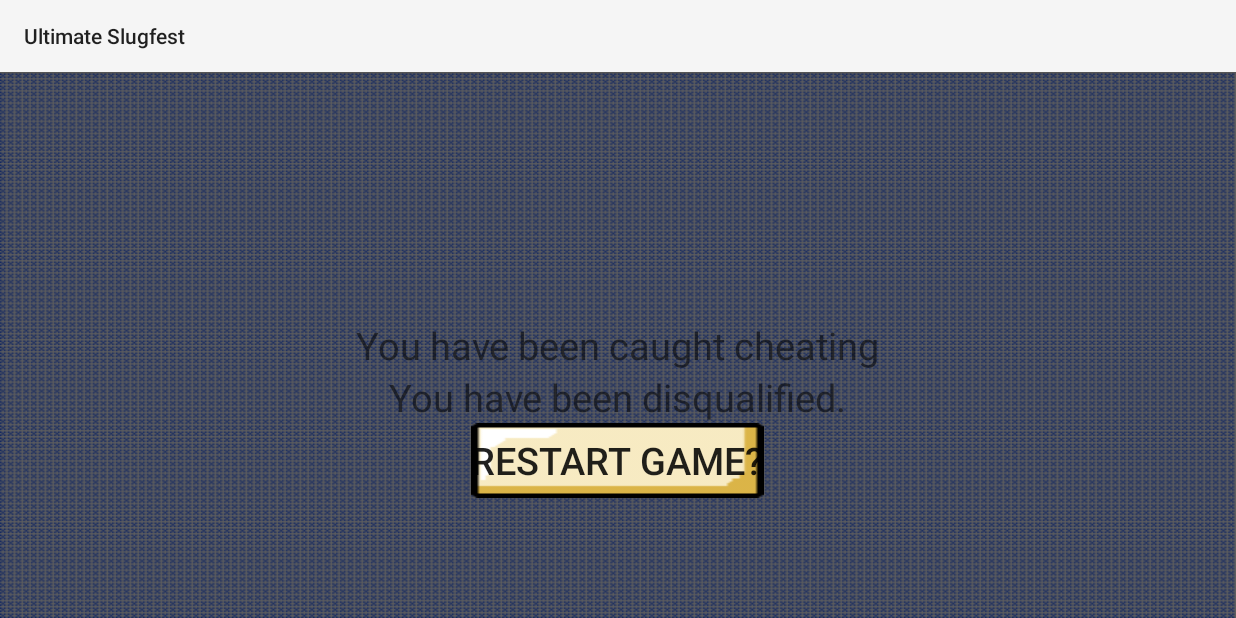
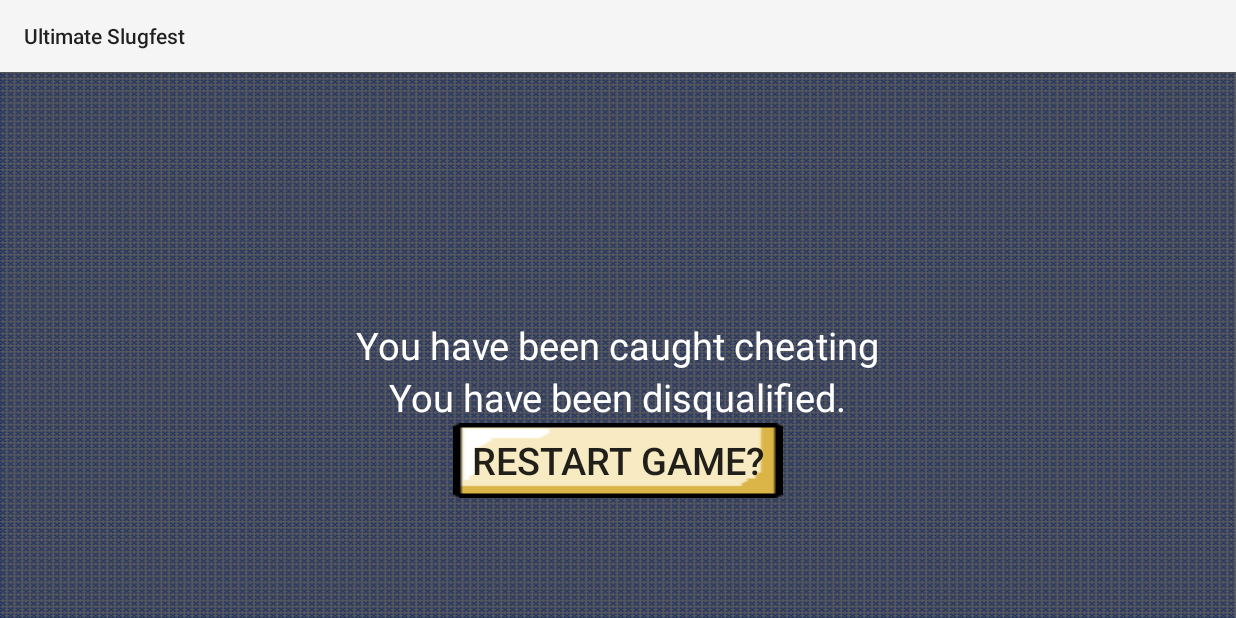
Before and after one commit to DavidMcKenzie218/TextBasedBoxingGame, an Android app: the CheatingActivity screen opened directly, with no data from a screen before it, on a phone screen of 824 x 412 dp (held sideways). Run offline under Robolectric (Android 15) with nearby library versions, the phone set to English and light mode, and no system bars.

Commit message:
Have added a background to the caught page and have changed one of the enmy outputs as it was too long

```diff
--- a/Application/UltimateSlugfest/app/src/main/java/com/tacticalsandwitchstudios/ultimateslugfest/HeavyweightBoxer.java
+++ b/Application/UltimateSlugfest/app/src/main/java/com/tacticalsandwitchstudios/ultimateslugfest/HeavyweightBoxer.java
@@ -13,7 +13,7 @@ public class HeavyweightBoxer extends Enemy {
             "One-Two Punch"
     };
     private String[] mHeavyAttacks = {
-            "A cannon of Punch to the Face",
+            "A cannon of Punch",
             "HeadButt",
             "Roundhouse of Pain"
     };
--- a/Application/UltimateSlugfest/app/src/main/res/layout/activity_cheating.xml
+++ b/Application/UltimateSlugfest/app/src/main/res/layout/activity_cheating.xml
@@ -9,6 +9,7 @@
         android:id="@+id/cheating_output"
         android:text="@string/cheating_is_wrong"
         android:textSize="25sp"
+        android:textColor="@color/colorWhite"
         android:layout_centerHorizontal="true"
         android:layout_centerVertical="true"
         android:layout_width="wrap_content"
@@ -18,6 +19,7 @@
         android:id="@+id/cheating_message"
         android:text="@string/punishment"
         android:textSize="25sp"
+        android:textColor="@color/colorWhite"
         android:layout_centerHorizontal="true"
         android:layout_below="@id/cheating_output"
         android:layout_width="wrap_content"
@@ -29,7 +31,7 @@
         android:textSize="25sp"
         android:layout_centerHorizontal="true"
         android:layout_below="@id/cheating_message"
-        android:layout_width="wrap_content"
+        android:layout_width="220dp"
         android:layout_height="wrap_content"
         android:background="@drawable/button"/>
 
```
